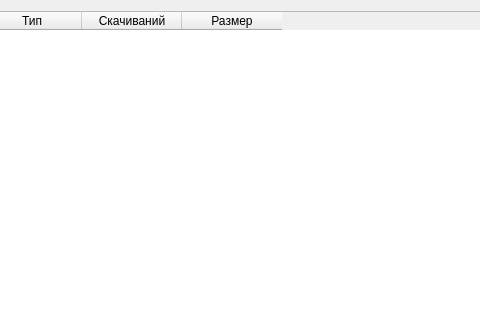
Before: the Qt Designer form ui/download.ui in vitiacat/ModrinthBrowser, drawn with Qt 5; both pictures show x 230 to 710 and y 0 to 320 of the 916 by 671 pixel window.
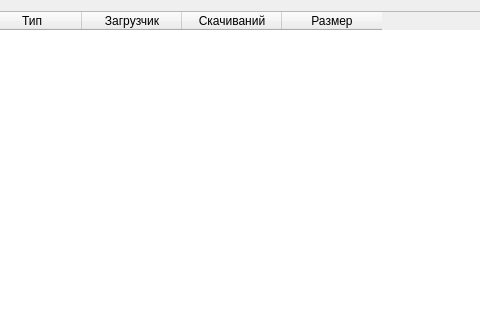
After: the same form once the commit is applied.

The edit to the form file:
```diff
--- a/ui/download.ui
+++ b/ui/download.ui
@@ -43,6 +43,11 @@
        <string>Тип</string>
       </property>
      </column>
+     <column>
+      <property name="text">
+       <string>Загрузчик</string>
+      </property>
+     </column>
      <column>
       <property name="text">
        <string>Скачиваний</string>
```
